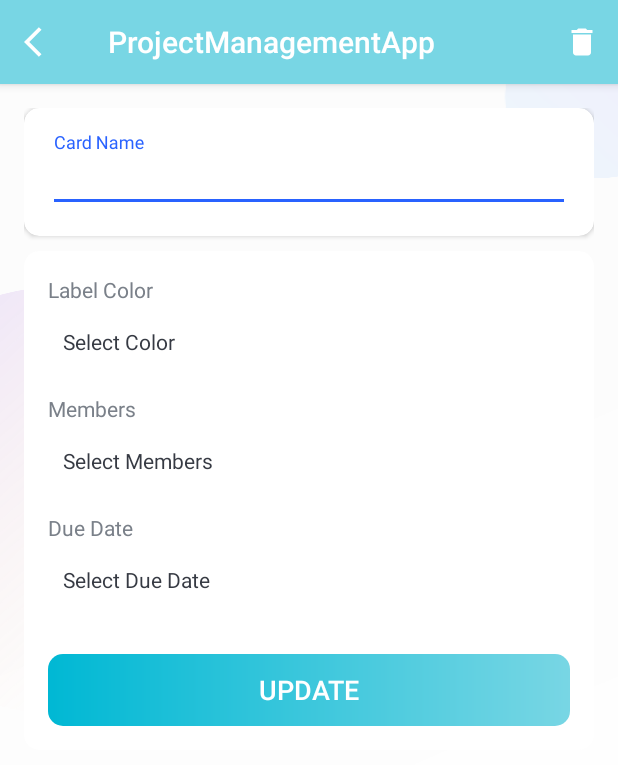
After one commit to Dhananjai543/ProjectManagementApp, an Android app: the CardDetailsActivity screen opened directly, with no data from a screen before it, on a phone screen of 412 x 824 dp. The commit adds this screen. Shown: the top 765 px of the screen. Run offline under Robolectric (Android 15) with nearby library versions, the light colour scheme and no system bars; our stand-ins replace Firebase (no records; nobody signed in at launch, a user with empty details on screens opened directly); 2 statements that could not run were skipped.

Commit message:
Delete Cards Functionality

```diff
--- a/app/src/main/AndroidManifest.xml
+++ b/app/src/main/AndroidManifest.xml
@@ -13,7 +13,11 @@
         android:roundIcon="@mipmap/ic_launcher_round"
         android:supportsRtl="true"
         android:theme="@style/Theme.ProjectManagementApp">
-        <activity android:name=".activities.MembersActivity"
+        <activity android:name=".activities.CardDetailsActivity"
+            android:screenOrientation="portrait"
+            android:theme="@style/AppTheme.NoActionBar" />
+        <activity
+            android:name=".activities.MembersActivity"
             android:screenOrientation="portrait"
             android:theme="@style/AppTheme.NoActionBar" />
         <activity
--- /dev/null
+++ b/app/src/main/java/com/example/projectmanagementapp/activities/CardDetailsActivity.kt
@@ -0,0 +1,132 @@
+package com.example.projectmanagementapp.activities
+
+import android.app.Activity
+import android.app.AlertDialog
+import android.os.Bundle
+import android.view.Menu
+import android.view.MenuItem
+import android.widget.Toast
+import com.example.projectmanagementapp.R
+import com.example.projectmanagementapp.firebase.FirestoreClass
+import com.example.projectmanagementapp.models.Board
+import com.example.projectmanagementapp.models.Card
+import com.example.projectmanagementapp.models.Task
+import com.example.projectmanagementapp.utils.Constants
+import kotlinx.android.synthetic.main.activity_card_details.*
+
+class CardDetailsActivity : BaseActivity() {
+
+    private lateinit var mBoardDetails: Board
+    private var mTaskListPosition = -1
+    private var mCardPosition = -1
+
+    override fun onCreate(savedInstanceState: Bundle?) {
+        super.onCreate(savedInstanceState)
+        setContentView(R.layout.activity_card_details)
+        getIntentData()
+        setupActionBar()
+
+        et_name_card_details.setText(mBoardDetails.taskList[mTaskListPosition].cards[mCardPosition].name)
+        et_name_card_details.setSelection(et_name_card_details.text.toString().length)
+
+        btn_update_card_details.setOnClickListener {
+            if(et_name_card_details.text.toString().isNotEmpty()){
+                updateCardDetails()
+            }else{
+                Toast.makeText(this@CardDetailsActivity, "Please Enter a card name", Toast.LENGTH_SHORT).show()
+            }
+        }
+    }
+
+    private fun setupActionBar(){
+        setSupportActionBar(toolbar_card_details_activity)
+        val actionBar = supportActionBar
+        if(actionBar != null){
+            actionBar.setDisplayHomeAsUpEnabled(true)
+            actionBar.setHomeAsUpIndicator(R.drawable.ic_white_color_back_24dp)
+            actionBar.setTitle(mBoardDetails.taskList[mTaskListPosition].cards[mCardPosition].name)
+        }
+
+        toolbar_card_details_activity.setNavigationOnClickListener {
+            onBackPressed()
+        }
+    }
+
+    private fun getIntentData(){
+         if(intent.hasExtra(Constants.BOARD_DETAIL)){
+             mBoardDetails = intent.getParcelableExtra(Constants.BOARD_DETAIL)!!
+         }
+        if(intent.hasExtra(Constants.TASK_LIST_ITEM_POSITION)){
+            mTaskListPosition = intent.getIntExtra(Constants.TASK_LIST_ITEM_POSITION,-1)
+        }
+        if(intent.hasExtra(Constants.CARD_LIST_ITEM_POSITION)){
+            mCardPosition = intent.getIntExtra(Constants.CARD_LIST_ITEM_POSITION,-1)
+        }
+    }
+
+    override fun onCreateOptionsMenu(menu: Menu?): Boolean {
+        menuInflater.inflate(R.menu.menu_delete_card,menu)
+        return super.onCreateOptionsMenu(menu)
+    }
+
+    override fun onOptionsItemSelected(item: MenuItem): Boolean {
+        when(item.itemId){
+            R.id.action_delete_card -> {
+                alertDialogForDeleteCard(mBoardDetails.taskList[mTaskListPosition].cards[mCardPosition].name)
+                return true
+            }
+        }
+        return super.onOptionsItemSelected(item)
+    }
+    fun addUpdateTaskListSuccess() {
+        hideProgressDialog()
+        setResult(Activity.RESULT_OK)
+        finish()
+    }
+
+    private fun updateCardDetails(){
+         val card = Card(
+             et_name_card_details.text.toString(),
+             mBoardDetails.taskList[mTaskListPosition].cards[mCardPosition].createdBy,
+             mBoardDetails.taskList[mTaskListPosition].cards[mCardPosition].assignedTo
+         )
+
+        mBoardDetails.taskList[mTaskListPosition].cards[mCardPosition] = card
+        showProgressDialog(resources.getString(R.string.please_wait))
+        FirestoreClass().addUpdateTaskList(this@CardDetailsActivity,mBoardDetails)
+    }
+
+    private fun deleteCard() {
+        val cardsList : ArrayList<Card> = mBoardDetails.taskList[mTaskListPosition].cards
+        cardsList.removeAt(mCardPosition)
+        val taskList: ArrayList<Task> = mBoardDetails.taskList
+        //task list has 1 entry extra which is "ADD CARD" along with other cards
+        //so we need to get rid of it because we dont want to store it in database
+        taskList.removeAt(taskList.size-1)
+        taskList[mTaskListPosition].cards = cardsList
+
+        showProgressDialog(resources.getString(R.string.please_wait))
+        FirestoreClass().addUpdateTaskList(this@CardDetailsActivity,mBoardDetails)
+    }
+
+    private fun alertDialogForDeleteCard(cardName : String){
+        val builder = AlertDialog.Builder(this)
+        builder.setTitle(resources.getString(R.string.alert))
+        builder.setMessage(resources.getString(R.string.confirmation_message_to_delete_card,cardName))
+        builder.setIcon(android.R.drawable.ic_dialog_alert)
+        builder.setPositiveButton(resources.getString(R.string.yes)) { dialogInterface, which ->
+            dialogInterface.dismiss()
+            deleteCard()
+        }
+
+        builder.setNegativeButton(resources.getString(R.string.no)) { dialogInterface, which ->
+            dialogInterface.dismiss()
+        }
+
+        val alertDialog: AlertDialog = builder.create()
+
+        alertDialog.setCancelable(false)
+        alertDialog.show()
+
+    }
+}
--- a/app/src/main/java/com/example/projectmanagementapp/models/Task.kt
+++ b/app/src/main/java/com/example/projectmanagementapp/models/Task.kt
@@ -6,7 +6,7 @@ import android.os.Parcelable
 data class Task (
     var title: String = "",
     val createdBy: String = "",
-    val cards: ArrayList<Card> = ArrayList()
+    var cards: ArrayList<Card> = ArrayList()
 
 ): Parcelable {
     constructor(parcel: Parcel) : this(
--- a/app/src/main/java/com/example/projectmanagementapp/utils/Constants.kt
+++ b/app/src/main/java/com/example/projectmanagementapp/utils/Constants.kt
@@ -28,6 +28,8 @@ object Constants {
     const val ID : String = "id"
 
     const val EMAIL: String = "email"
+    const val TASK_LIST_ITEM_POSITION: String = "task_list_item_position"
+    const val CARD_LIST_ITEM_POSITION: String = "card_list_item_position"
 
     fun showImageChooser(activity: Activity){
         val galleryIntent = Intent(Intent.ACTION_PICK, MediaStore.Images.Media.EXTERNAL_CONTENT_URI)
--- /dev/null
+++ b/app/src/main/res/drawable/ic_vector_delete_24dp.xml
@@ -0,0 +1,5 @@
+<vector android:height="24dp" android:tint="#FFFFFF"
+    android:viewportHeight="24.0" android:viewportWidth="24.0"
+    android:width="24dp" xmlns:android="http://schemas.android.com/apk/res/android">
+    <path android:fillColor="@android:color/white" android:pathData="M6,19c0,1.1 0.9,2 2,2h8c1.1,0 2,-0.9 2,-2V7H6v12zM19,4h-3.5l-1,-1h-5l-1,1H5v2h14V4z"/>
+</vector>
--- /dev/null
+++ b/app/src/main/res/layout/activity_card_details.xml
@@ -0,0 +1,151 @@
+<?xml version="1.0" encoding="utf-8"?>
+<LinearLayout xmlns:android="http://schemas.android.com/apk/res/android"
+    xmlns:app="http://schemas.android.com/apk/res-auto"
+    xmlns:tools="http://schemas.android.com/tools"
+    android:layout_width="match_parent"
+    android:layout_height="match_parent"
+    android:orientation="vertical"
+    tools:context=".activities.CardDetailsActivity">
+
+    <com.google.android.material.appbar.AppBarLayout
+        android:layout_width="match_parent"
+        android:layout_height="wrap_content"
+        android:theme="@style/AppTheme.AppBarOverlay">
+
+        <androidx.appcompat.widget.Toolbar
+            android:id="@+id/toolbar_card_details_activity"
+            android:layout_width="match_parent"
+            android:layout_height="?attr/actionBarSize"
+            android:background="?attr/colorPrimary"
+            app:popupTheme="@style/AppTheme.PopupOverlay" />
+    </com.google.android.material.appbar.AppBarLayout>
+
+    <LinearLayout
+        android:layout_width="match_parent"
+        android:layout_height="wrap_content"
+        android:background="@drawable/ic_background"
+        android:orientation="vertical"
+        android:padding="@dimen/card_details_content_padding">
+
+        <androidx.cardview.widget.CardView
+            android:layout_width="match_parent"
+            android:layout_height="match_parent"
+            android:layout_marginBottom="@dimen/card_details_cv_card_name_marginBottom"
+            android:elevation="@dimen/card_view_elevation"
+            app:cardCornerRadius="@dimen/card_view_corner_radius">
+
+            <LinearLayout
+                android:layout_width="match_parent"
+                android:layout_height="wrap_content"
+                android:gravity="center_horizontal"
+                android:orientation="vertical"
+                android:padding="@dimen/card_details_cv_content_padding">
+
+                <com.google.android.material.textfield.TextInputLayout
+                    android:layout_width="match_parent"
+                    android:layout_height="wrap_content">
+
+                    <androidx.appcompat.widget.AppCompatEditText
+                        android:id="@+id/et_name_card_details"
+                        android:layout_width="match_parent"
+                        android:layout_height="wrap_content"
+                        android:hint="@string/hint_card_name"
+                        android:inputType="text"
+                        android:textSize="@dimen/et_text_size"
+                        tools:text="Test" />
+                </com.google.android.material.textfield.TextInputLayout>
+
+            </LinearLayout>
+        </androidx.cardview.widget.CardView>
+
+        <androidx.cardview.widget.CardView
+            android:layout_width="match_parent"
+            android:layout_height="match_parent"
+            android:elevation="@dimen/card_view_elevation"
+            app:cardCornerRadius="@dimen/card_view_corner_radius">
+
+            <LinearLayout
+                android:layout_width="match_parent"
+                android:layout_height="wrap_content"
+                android:gravity="center_horizontal"
+                android:orientation="vertical"
+                android:padding="@dimen/card_details_cv_content_padding">
+
+                <TextView
+                    android:layout_width="match_parent"
+                    android:layout_height="wrap_content"
+                    android:text="@string/label_color"
+                    android:textColor="@color/secondary_text_color"
+                    android:textSize="@dimen/card_details_label_text_size" />
+
+                <TextView
+                    android:id="@+id/tv_select_label_color"
+                    android:layout_width="match_parent"
+                    android:layout_height="wrap_content"
+                    android:layout_marginTop="@dimen/card_details_value_marginTop"
+                    android:padding="@dimen/card_details_value_padding"
+                    android:text="@string/select_color"
+                    android:textColor="@color/primary_text_color" />
+
+                <TextView
+                    android:layout_width="match_parent"
+                    android:layout_height="wrap_content"
+                    android:layout_marginTop="@dimen/card_details_members_label_marginTop"
+                    android:text="@string/members"
+                    android:textColor="@color/secondary_text_color"
+                    android:textSize="@dimen/card_details_label_text_size" />
+
+                <TextView
+                    android:id="@+id/tv_select_members"
+                    android:layout_width="match_parent"
+                    android:layout_height="wrap_content"
+                    android:layout_marginTop="@dimen/card_details_value_marginTop"
+                    android:padding="@dimen/card_details_value_padding"
+                    android:text="@string/select_members"
+                    android:textColor="@color/primary_text_color"
+                    android:visibility="visible"
+                    tools:visibility="gone" />
+
+                <androidx.recyclerview.widget.RecyclerView
+                    android:id="@+id/rv_selected_members_list"
+                    android:layout_width="match_parent"
+                    android:layout_height="wrap_content"
+                    android:layout_marginTop="@dimen/card_details_value_marginTop"
+                    android:visibility="gone"
+                    tools:visibility="visible" />
+
+                <TextView
+                    android:layout_width="match_parent"
+                    android:layout_height="wrap_content"
+                    android:layout_marginTop="@dimen/card_details_members_label_marginTop"
+                    android:text="@string/due_date"
+                    android:textColor="@color/secondary_text_color"
+                    android:textSize="@dimen/card_details_label_text_size" />
+
+                <TextView
+                    android:id="@+id/tv_select_due_date"
+                    android:layout_width="match_parent"
+                    android:layout_height="wrap_content"
+                    android:layout_marginTop="@dimen/card_details_value_marginTop"
+                    android:padding="@dimen/card_details_value_padding"
+                    android:text="@string/select_due_date"
+                    android:textColor="@color/primary_text_color" />
+
+                <Button
+                    android:id="@+id/btn_update_card_details"
+                    android:layout_width="match_parent"
+                    android:layout_height="wrap_content"
+                    android:layout_gravity="center"
+                    android:layout_marginTop="@dimen/card_details_update_btn_marginTop"
+                    android:background="@drawable/shape_button_rounded"
+                    android:foreground="?attr/selectableItemBackground"
+                    android:gravity="center"
+                    android:paddingTop="@dimen/btn_paddingTopBottom"
+                    android:paddingBottom="@dimen/btn_paddingTopBottom"
+                    android:text="@string/update"
+                    android:textColor="@android:color/white"
+                    android:textSize="@dimen/btn_text_size" />
+            </LinearLayout>
+        </androidx.cardview.widget.CardView>
+    </LinearLayout>
+</LinearLayout>
--- /dev/null
+++ b/app/src/main/res/menu/menu_delete_card.xml
@@ -0,0 +1,10 @@
+<?xml version="1.0" encoding="utf-8"?>
+<menu xmlns:android="http://schemas.android.com/apk/res/android"
+    xmlns:app="http://schemas.android.com/apk/res-auto">
+    <item
+        android:id="@+id/action_delete_card"
+        android:icon="@drawable/ic_vector_delete_24dp"
+        android:orderInCategory="100"
+        android:title="@string/delete_card"
+        app:showAsAction="always" />
+</menu>
```
Also changed, not shown: app/src/main/java/com/example/projectmanagementapp/activities/TaskListActivity.kt (+11 -2 lines), app/src/main/java/com/example/projectmanagementapp/adapters/CardListItemsAdapter.kt (+6 -1 lines), app/src/main/java/com/example/projectmanagementapp/adapters/TaskListItemsAdapter.kt (+10 -0 lines), app/src/main/java/com/example/projectmanagementapp/firebase/FirestoreClass.kt (+11 -3 lines).
